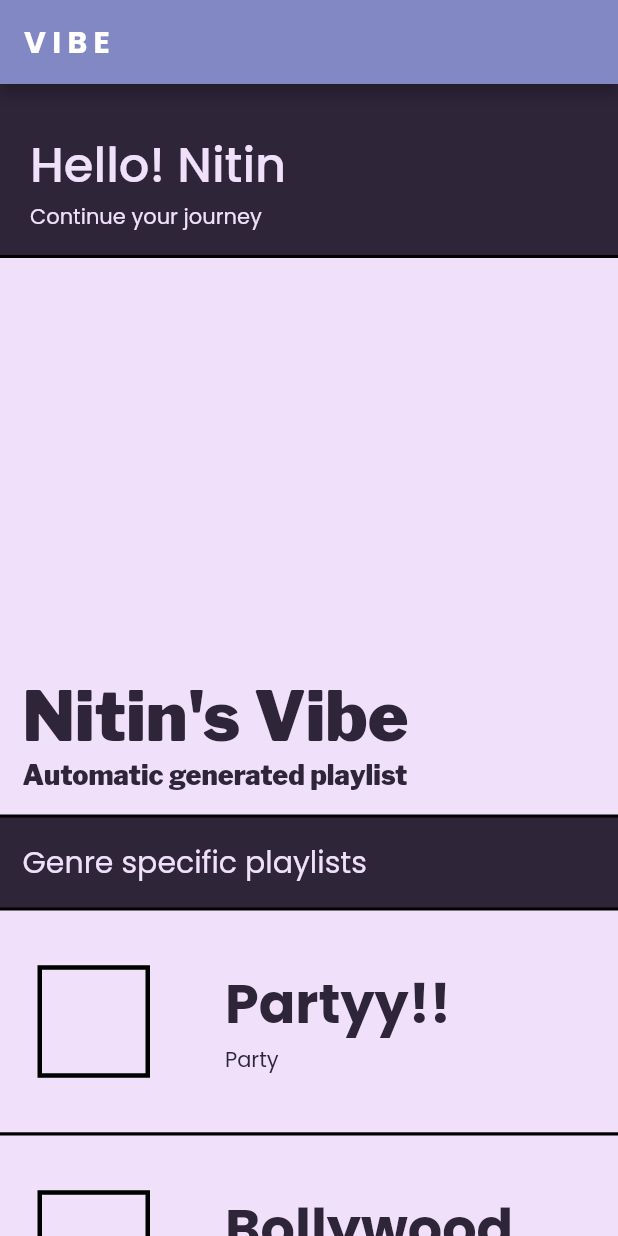
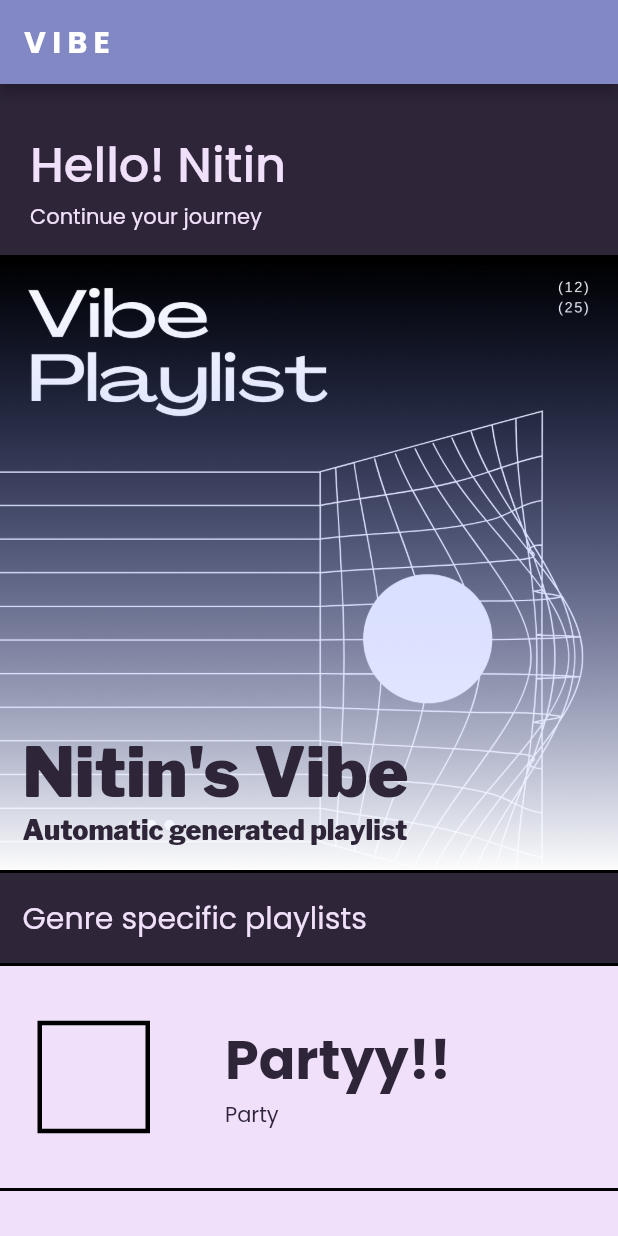
Before and after one commit to Contro1-cs/vibe, a Flutter app: the HomePage screen opened directly, on a phone screen of 412 x 824 dp. Run offline on Flutter 3.47's test engine with Material 2 defaults, Android fonts, the phone set to English and light mode, and no system bars; our stand-ins replace firebase_core, flutter_svg, google_fonts; accounts and stored records are empty.

Commit message:
main playlist and survey qna update

```diff
--- a/lib/home.dart
+++ b/lib/home.dart
@@ -3,7 +3,7 @@
 import 'package:flutter/material.dart';
 import 'package:google_fonts/google_fonts.dart';
 import 'package:vibe/lists/playlist.dart';
-import 'package:vibe/main.dart';
+import 'package:vibe/main_playlist.dart';
 import 'package:vibe/widgets/genre_specific.dart';
 
 class HomePage extends StatefulWidget {
@@ -66,11 +66,22 @@ class _HomePageState extends State<HomePage> {
             ),
 
             //Main playlist
-            Container(
-              height: 375,
+            GestureDetector(
+              onTap: () {
+                Navigator.push(
+                  context,
+                  MaterialPageRoute(
+                    builder: (context) => MainPlaylist(),
+                  ),
+                );
+              },
+              child: Container(
+                height: w,
                 width: w,
                 decoration: BoxDecoration(
-                color: Color(0xffF0E0FA),
+                  // color: Color(0xffF0E0FA),
+                  image: DecorationImage(
+                      image: AssetImage('assets/album_cover.png')),
                   border: Border(
                     top: BorderSide(color: Colors.black, width: 2),
                     bottom: BorderSide(color: Colors.black, width: 2),
@@ -103,6 +114,7 @@ class _HomePageState extends State<HomePage> {
                         ),
                       ),
                     ],
+                  ),
                 ),
               ),
             ),
@@ -148,7 +160,10 @@ class _HomePageState extends State<HomePage> {
               child: Row(
                 mainAxisAlignment: MainAxisAlignment.spaceAround,
                 children: [
+                  //privacy policy
                   Column(
+                    mainAxisAlignment: MainAxisAlignment.center,
+                    crossAxisAlignment: CrossAxisAlignment.center,
                     children: [
                       Icon(
                         Icons.security,
@@ -157,14 +172,17 @@ class _HomePageState extends State<HomePage> {
                       Text(
                         'Privacy Policy',
                         style: GoogleFonts.poppins(
-                          textStyle: TextStyle(
-                            color: Color(0xffF0E0FA),
-                          ),
+                          textStyle:
+                              TextStyle(color: Color(0xffF0E0FA), fontSize: 14),
                         ),
                       ),
                     ],
                   ),
+
+                  //About us
                   Column(
+                    mainAxisAlignment: MainAxisAlignment.center,
+                    crossAxisAlignment: CrossAxisAlignment.center,
                     children: [
                       Icon(
                         Icons.info,
@@ -175,12 +193,17 @@ class _HomePageState extends State<HomePage> {
                         style: GoogleFonts.poppins(
                           textStyle: TextStyle(
                             color: Color(0xffF0E0FA),
+                            fontSize: 14,
                           ),
                         ),
                       ),
                     ],
                   ),
+
+                  //About team
                   Column(
+                    mainAxisAlignment: MainAxisAlignment.center,
+                    crossAxisAlignment: CrossAxisAlignment.center,
                     children: [
                       Icon(
                         Icons.people,
@@ -191,6 +214,7 @@ class _HomePageState extends State<HomePage> {
                         style: GoogleFonts.poppins(
                           textStyle: TextStyle(
                             color: Color(0xffF0E0FA),
+                            fontSize: 14,
                           ),
                         ),
                       ),
--- a/lib/user onboarding/login.dart
+++ b/lib/user onboarding/login.dart
@@ -66,7 +66,7 @@ class _LoginState extends State<Login> {
           padding: EdgeInsets.fromLTRB(15, 20, 15, 0),
           width: w,
           height: h / 3,
-          child: SvgPicture.asset('assets/default.svg'),
+          child: Image.asset('assets/default_2.png'),
         ),
 
         //email
```
Also changed, not shown: lib/lists/question_list.dart (+21 -0 lines), lib/lists/songs_main.dart (added, +82 -0 lines), lib/main_playlist.dart (added, +78 -0 lines), lib/user onboarding/onboarding_screens.dart (+4 -6 lines), assets/album_cover.png (added), assets/default_2.png (added), assets/default_3.png (added). Lines whose indentation alone changed are shown as unchanged.
